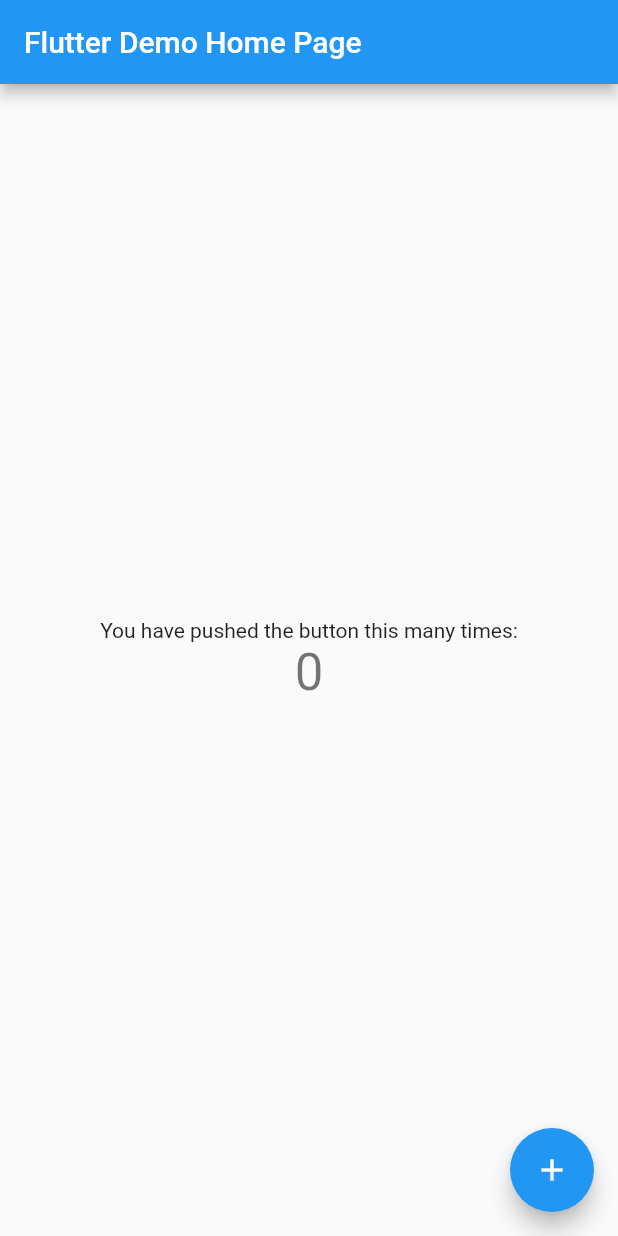
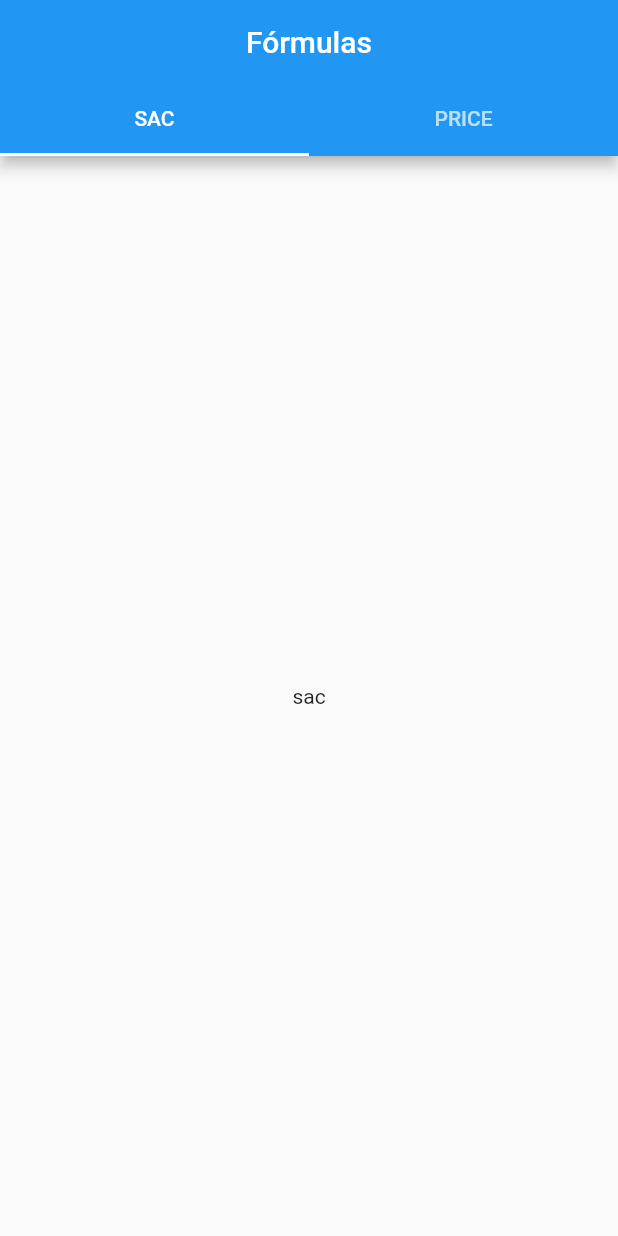
Before and after one commit to mateusvizotto/formulas, a Flutter app: the screen it shows after launch, on a phone screen of 412 x 824 dp. Run offline on Flutter 3.47's test engine with Material 2 defaults, Android fonts, the phone set to English and light mode, and no system bars.

Commit message:
Criado página inicial

```diff
--- a/lib/main.dart
+++ b/lib/main.dart
@@ -1,4 +1,5 @@
 import 'package:flutter/material.dart';
+import 'package:formulas/pages/initial_page.dart';
 
 void main() {
   runApp(const MyApp());
@@ -6,110 +7,14 @@ void main() {
 
 class MyApp extends StatelessWidget {
   const MyApp({Key? key}) : super(key: key);
-
-  // This widget is the root of your application.
   @override
   Widget build(BuildContext context) {
     return MaterialApp(
-      title: 'Flutter Demo',
+      title: 'Trabalho de matemática financeira - Formulas SAC e PRICE',
       theme: ThemeData(
-        // This is the theme of your application.
-        //
-        // Try running your application with "flutter run". You'll see the
-        // application has a blue toolbar. Then, without quitting the app, try
-        // changing the primarySwatch below to Colors.green and then invoke
-        // "hot reload" (press "r" in the console where you ran "flutter run",
-        // or simply save your changes to "hot reload" in a Flutter IDE).
-        // Notice that the counter didn't reset back to zero; the application
-        // is not restarted.
         primarySwatch: Colors.blue,
       ),
-      home: const MyHomePage(title: 'Flutter Demo Home Page'),
+      home: const InitialPage(),
     );
   }
 }
-
-class MyHomePage extends StatefulWidget {
-  const MyHomePage({Key? key, required this.title}) : super(key: key);
-
-  // This widget is the home page of your application. It is stateful, meaning
-  // that it has a State object (defined below) that contains fields that affect
-  // how it looks.
-
-  // This class is the configuration for the state. It holds the values (in this
-  // case the title) provided by the parent (in this case the App widget) and
-  // used by the build method of the State. Fields in a Widget subclass are
-  // always marked "final".
-
-  final String title;
-
-  @override
-  State<MyHomePage> createState() => _MyHomePageState();
-}
-
-class _MyHomePageState extends State<MyHomePage> {
-  int _counter = 0;
-
-  void _incrementCounter() {
-    setState(() {
-      // This call to setState tells the Flutter framework that something has
-      // changed in this State, which causes it to rerun the build method below
-      // so that the display can reflect the updated values. If we changed
-      // _counter without calling setState(), then the build method would not be
-      // called again, and so nothing would appear to happen.
-      _counter++;
-    });
-  }
-
-  @override
-  Widget build(BuildContext context) {
-    // This method is rerun every time setState is called, for instance as done
-    // by the _incrementCounter method above.
-    //
-    // The Flutter framework has been optimized to make rerunning build methods
-    // fast, so that you can just rebuild anything that needs updating rather
-    // than having to individually change instances of widgets.
-    return Scaffold(
-      appBar: AppBar(
-        // Here we take the value from the MyHomePage object that was created by
-        // the App.build method, and use it to set our appbar title.
-        title: Text(widget.title),
-      ),
-      body: Center(
-        // Center is a layout widget. It takes a single child and positions it
-        // in the middle of the parent.
-        child: Column(
-          // Column is also a layout widget. It takes a list of children and
-          // arranges them vertically. By default, it sizes itself to fit its
-          // children horizontally, and tries to be as tall as its parent.
-          //
-          // Invoke "debug painting" (press "p" in the console, choose the
-          // "Toggle Debug Paint" action from the Flutter Inspector in Android
-          // Studio, or the "Toggle Debug Paint" command in Visual Studio Code)
-          // to see the wireframe for each widget.
-          //
-          // Column has various properties to control how it sizes itself and
-          // how it positions its children. Here we use mainAxisAlignment to
-          // center the children vertically; the main axis here is the vertical
-          // axis because Columns are vertical (the cross axis would be
-          // horizontal).
-          mainAxisAlignment: MainAxisAlignment.center,
-          children: <Widget>[
-            const Text(
-              'You have pushed the button this many times:',
-            ),
-            Text(
-              '$_counter',
-              style: Theme.of(context).textTheme.headline4,
-            ),
-          ],
-        ),
-      ),
-      floatingActionButton: FloatingActionButton(
-        onPressed: _incrementCounter,
-        tooltip: 'Increment',
-        child: const Icon(Icons.add),
-      ), // This trailing comma makes auto-formatting nicer for build methods.
-    );
-  }
-}
--- /dev/null
+++ b/lib/pages/initial_page.dart
@@ -0,0 +1,38 @@
+import 'package:flutter/material.dart';
+
+class InitialPage extends StatelessWidget {
+  const InitialPage({Key? key}) : super(key: key);
+
+  @override
+  Widget build(BuildContext context) {
+    return DefaultTabController(
+      length: 2,
+      child: Scaffold(
+        appBar: AppBar(
+          title: const Text('Fórmulas'),
+          centerTitle: true,
+          bottom: const TabBar(
+            tabs: [
+              Tab(
+                text: 'SAC',
+              ),
+              Tab(
+                text: 'PRICE',
+              ),
+            ],
+          ),
+        ),
+        body: const TabBarView(
+          children: [
+            Center(
+              child: Text('sac'),
+            ),
+            Center(
+              child: Text('price'),
+            ),
+          ],
+        ),
+      ),
+    );
+  }
+}
```
